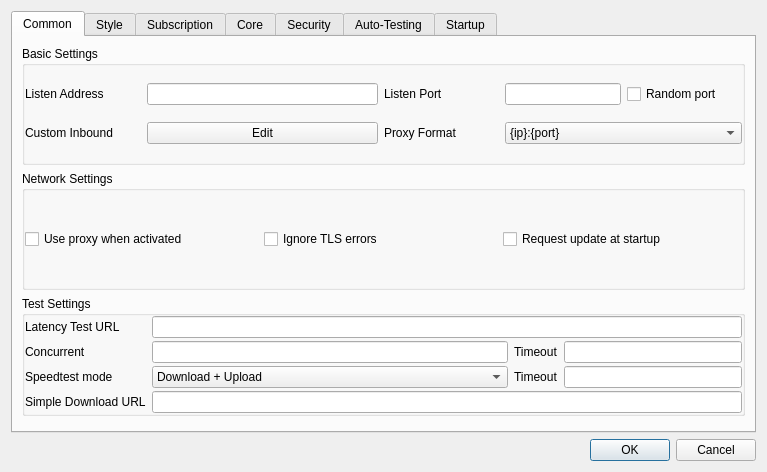
Before: the Qt Designer form src/nekobox/ui/setting/dialog_basic_settings.ui in qr243vbi/nekobox, drawn with Qt 5.
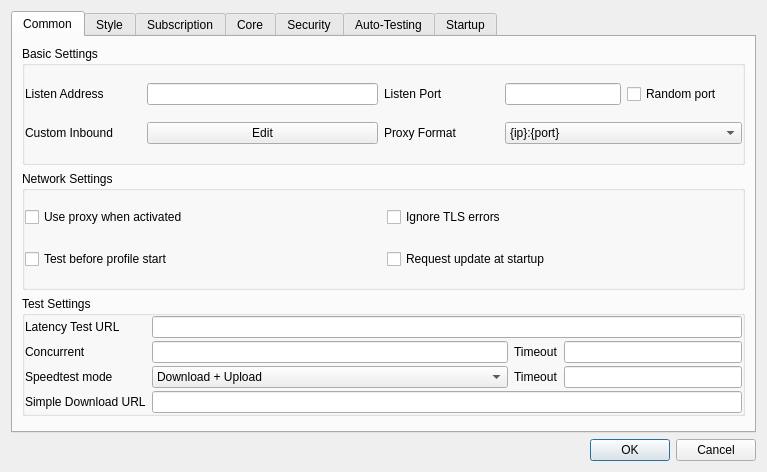
After: the same form once the commit is applied. Custom widgets are drawn as their Qt base class.

```diff
--- a/src/nekobox/ui/setting/dialog_basic_settings.ui
+++ b/src/nekobox/ui/setting/dialog_basic_settings.ui
@@ -166,10 +166,7 @@
          <property name="flat">
           <bool>true</bool>
          </property>
-         <layout class="QHBoxLayout" name="horizontalLayout_11">
-          <property name="spacing">
-           <number>0</number>
-          </property>
+         <layout class="QGridLayout" name="gridLayout_13">
           <property name="leftMargin">
            <number>0</number>
           </property>
@@ -182,27 +179,34 @@
           <property name="bottomMargin">
            <number>0</number>
           </property>
-          <item>
+          <item row="0" column="0">
            <widget class="QCheckBox" name="net_use_proxy">
             <property name="text">
              <string>Use proxy when activated</string>
             </property>
            </widget>
           </item>
-          <item>
-           <widget class="QCheckBox" name="net_insecure">
+          <item row="1" column="0">
+           <widget class="QCheckBox" name="checkBox">
             <property name="text">
-             <string>Ignore TLS errors</string>
+             <string>Test before profile start</string>
             </property>
            </widget>
           </item>
-          <item>
+          <item row="1" column="1">
            <widget class="QCheckBox" name="startup_update">
             <property name="text">
              <string>Request update at startup</string>
             </property>
            </widget>
           </item>
+          <item row="0" column="1">
+           <widget class="QCheckBox" name="net_insecure">
+            <property name="text">
+             <string>Ignore TLS errors</string>
+            </property>
+           </widget>
+          </item>
          </layout>
         </widget>
        </item>
```
